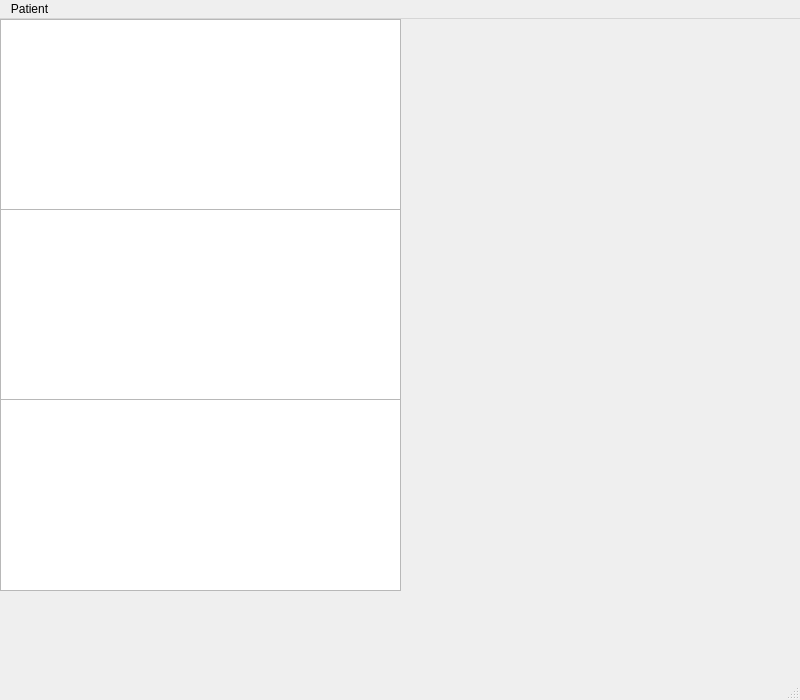
First picture: the form in forms/mainwindow.ui, repository DINOZYAVIER/hospital-manager, before the edit.
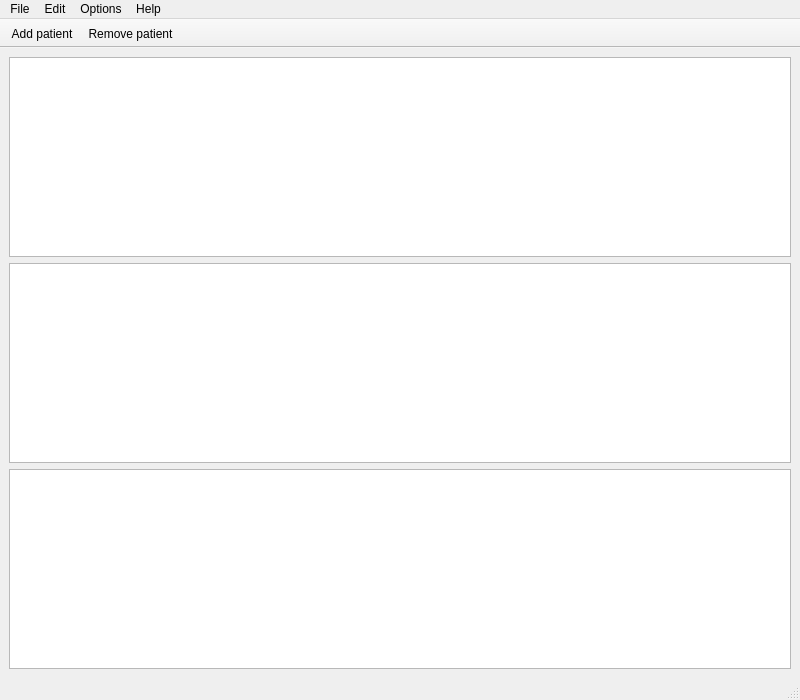
Second picture: the form after the edit. Icons and pictures are not drawn.

Commit message: Update main window form, add a few new actions

What changed in the file:
```diff
--- a/forms/mainwindow.ui
+++ b/forms/mainwindow.ui
@@ -14,15 +14,9 @@
    <string>MainWindow</string>
   </property>
   <widget class="QWidget" name="centralwidget">
+   <layout class="QVBoxLayout" name="verticalLayout">
+    <item>
    <widget class="QTableView" name="patientTable">
-    <property name="geometry">
-     <rect>
-      <x>0</x>
-      <y>0</y>
-      <width>401</width>
-      <height>192</height>
-     </rect>
-    </property>
     <property name="sizePolicy">
      <sizepolicy hsizetype="Expanding" vsizetype="Expanding">
       <horstretch>0</horstretch>
@@ -35,19 +29,19 @@
     <property name="sizeAdjustPolicy">
      <enum>QAbstractScrollArea::AdjustToContents</enum>
     </property>
+      <attribute name="horizontalHeaderShowSortIndicator" stdset="0">
+       <bool>true</bool>
+      </attribute>
+      <attribute name="horizontalHeaderStretchLastSection">
+       <bool>true</bool>
+      </attribute>
     <attribute name="verticalHeaderVisible">
      <bool>false</bool>
     </attribute>
    </widget>
+    </item>
+    <item>
    <widget class="QTableView" name="recordTable">
-    <property name="geometry">
-     <rect>
-      <x>0</x>
-      <y>190</y>
-      <width>401</width>
-      <height>192</height>
-     </rect>
-    </property>
     <property name="sizePolicy">
      <sizepolicy hsizetype="Expanding" vsizetype="Expanding">
       <horstretch>0</horstretch>
@@ -60,19 +54,16 @@
     <property name="sizeAdjustPolicy">
      <enum>QAbstractScrollArea::AdjustToContents</enum>
     </property>
+      <attribute name="horizontalHeaderStretchLastSection">
+       <bool>true</bool>
+      </attribute>
     <attribute name="verticalHeaderVisible">
      <bool>false</bool>
     </attribute>
    </widget>
+    </item>
+    <item>
    <widget class="QTableView" name="radiographTable">
-    <property name="geometry">
-     <rect>
-      <x>0</x>
-      <y>380</y>
-      <width>401</width>
-      <height>192</height>
-     </rect>
-    </property>
     <property name="sizePolicy">
      <sizepolicy hsizetype="Expanding" vsizetype="Expanding">
       <horstretch>0</horstretch>
@@ -85,10 +76,15 @@
     <property name="sizeAdjustPolicy">
      <enum>QAbstractScrollArea::AdjustToContents</enum>
     </property>
+      <attribute name="horizontalHeaderStretchLastSection">
+       <bool>true</bool>
+      </attribute>
     <attribute name="verticalHeaderVisible">
      <bool>false</bool>
     </attribute>
    </widget>
+    </item>
+   </layout>
   </widget>
   <widget class="QMenuBar" name="menubar">
    <property name="geometry">
@@ -96,22 +92,82 @@
      <x>0</x>
      <y>0</y>
      <width>800</width>
-     <height>22</height>
+     <height>20</height>
     </rect>
    </property>
-   <widget class="QMenu" name="menuPatient">
+   <widget class="QMenu" name="menuFile">
     <property name="title">
-     <string>Patient</string>
+     <string>File</string>
     </property>
     <addaction name="actionAdd"/>
     <addaction name="actionRemove"/>
    </widget>
-   <addaction name="menuPatient"/>
+   <widget class="QMenu" name="menuEdit">
+    <property name="title">
+     <string>Edit</string>
+    </property>
+    <addaction name="aAddPatient"/>
+    <addaction name="aRemovePatient"/>
+   </widget>
+   <widget class="QMenu" name="menuOptions">
+    <property name="title">
+     <string>Options</string>
+    </property>
+    <widget class="QMenu" name="menuLanguage">
+     <property name="title">
+      <string>Language</string>
+     </property>
+     <addaction name="aEnglish"/>
+     <addaction name="aRussian"/>
+    </widget>
+    <addaction name="menuLanguage"/>
+   </widget>
+   <widget class="QMenu" name="menuHelp">
+    <property name="title">
+     <string>Help</string>
+    </property>
+   </widget>
+   <addaction name="menuFile"/>
+   <addaction name="menuEdit"/>
+   <addaction name="menuOptions"/>
+   <addaction name="menuHelp"/>
   </widget>
   <widget class="QStatusBar" name="statusbar"/>
-  <action name="actionAdd">
+  <widget class="QToolBar" name="toolBar">
+   <property name="minimumSize">
+    <size>
+     <width>0</width>
+     <height>0</height>
+    </size>
+   </property>
+   <property name="windowTitle">
+    <string notr="true">toolBar</string>
+   </property>
+   <property name="movable">
+    <bool>false</bool>
+   </property>
+   <property name="toolButtonStyle">
+    <enum>Qt::ToolButtonTextUnderIcon</enum>
+   </property>
+   <property name="floatable">
+    <bool>false</bool>
+   </property>
+   <attribute name="toolBarArea">
+    <enum>TopToolBarArea</enum>
+   </attribute>
+   <attribute name="toolBarBreak">
+    <bool>false</bool>
+   </attribute>
+   <addaction name="aAddPatient"/>
+   <addaction name="aRemovePatient"/>
+  </widget>
+  <action name="aRemovePatient">
+   <property name="icon">
+    <iconset resource="../resources/resources.qrc">
+     <normaloff>:/icons/remove_patient.png</normaloff>:/icons/remove_patient.png</iconset>
+   </property>
    <property name="text">
-    <string>Add</string>
+    <string>Remove patient</string>
    </property>
   </action>
   <action name="actionRemove">
@@ -119,6 +175,44 @@
     <string>Remove</string>
    </property>
   </action>
+  <action name="aAddPatient">
+   <property name="icon">
+    <iconset resource="../resources/resources.qrc">
+     <normaloff>:/icons/add_patient.png</normaloff>:/icons/add_patient.png</iconset>
+   </property>
+   <property name="text">
+    <string>Add patient</string>
+   </property>
+   <property name="toolTip">
+    <string>Add new patient to DataBase</string>
+   </property>
+   <property name="shortcut">
+    <string notr="true">Ctrl+E</string>
+   </property>
+  </action>
+  <action name="aOpenDB">
+   <property name="text">
+    <string>Open DataBase</string>
+   </property>
+  </action>
+  <action name="aCloseDB">
+   <property name="text">
+    <string>Close DataBase</string>
+   </property>
+   <property name="toolTip">
+    <string>Close connection to DataBase</string>
+   </property>
+  </action>
+  <action name="aEnglish">
+   <property name="text">
+    <string>English</string>
+   </property>
+  </action>
+  <action name="aRussian">
+   <property name="text">
+    <string>Russian</string>
+   </property>
+  </action>
  </widget>
  <resources/>
  <connections/>
```
Left out of the diff: 25 changed lines with no effect on the pictures. Lines whose indentation alone changed are shown as unchanged.
